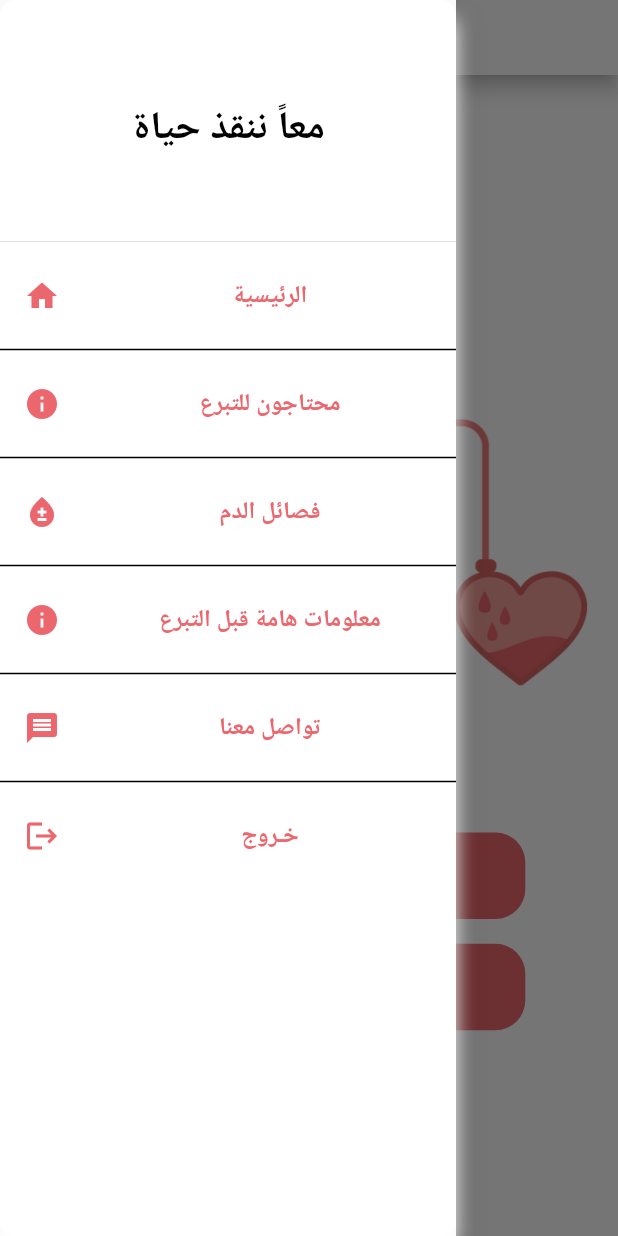
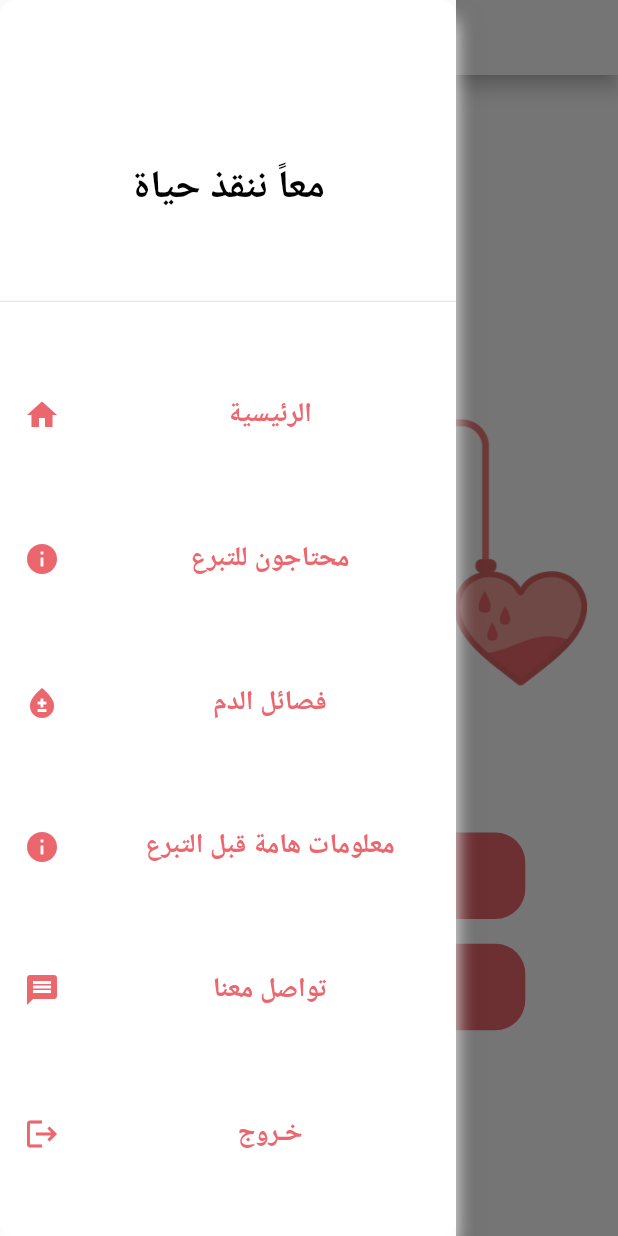
Before and after one commit to Moaaz-Mohammed/Blood-Donation-App, a Flutter app: the screen it shows after launch, with the side drawer open, on a phone screen of 412 x 824 dp. Run offline on Flutter 3.47's test engine with Material 2 defaults, Android fonts, the phone set to English and light mode, and no system bars; our stand-ins replace bloc, cached_network_image, cloud_firestore, firebase_core, flutter_bloc, hexcolor; accounts and stored records are empty.

Commit message:
edit app structure

```diff
--- a/lib/Screens/Need_Donation.dart
+++ b/lib/Screens/Need_Donation.dart
@@ -128,7 +128,6 @@ class _Need_DonationState extends State<Need_Donation> {
                                       ],
                                     ),
                                     SizedBox(height: 5,),
-
                                   ],
                                 ),
                               ),
--- a/lib/Widgets/Drawer.dart
+++ b/lib/Widgets/Drawer.dart
@@ -31,9 +31,10 @@ class CustomDrawer extends StatelessWidget {
             ]
         ),
 
-        child: ListView(
-          scrollDirection: Axis.vertical,
-          padding: EdgeInsets.zero,
+        child: Column(
+          // scrollDirection: Axis.vertical,
+          // padding: EdgeInsets.zero,
+          mainAxisAlignment: MainAxisAlignment.spaceEvenly,
           children: [
             DrawerHeader(child: Center(child: Text('معاً ننقذ حياة',style: TextStyle(fontSize: 26)))),
             ListTile(
@@ -48,7 +49,6 @@ class CustomDrawer extends StatelessWidget {
                 navigateTo(context, home_page());
               },
             ),
-            Divider(thickness: 1, color: Colors.black),
             //Patients
             ListTile(
               leading: Icon(Icons.info,color: Constants.redColor),
@@ -62,7 +62,6 @@ class CustomDrawer extends StatelessWidget {
                 navigateTo(context,Need_Donation());
               },
             ),
-            Divider(thickness: 1, color: Colors.black),
             //BloodType Info.
             ListTile(
               leading: Icon(Icons.bloodtype,color: Constants.redColor,),
@@ -76,7 +75,6 @@ class CustomDrawer extends StatelessWidget {
                 Navigator.of(context).push(MaterialPageRoute(builder: (BuildContext context)=>BloodTypes()));
               },
             ),
-            Divider(thickness: 1, color: Colors.black),
             //Info before donation
             ListTile(
               leading: Icon(Icons.info,color: Constants.redColor),
@@ -90,7 +88,6 @@ class CustomDrawer extends StatelessWidget {
                 navigateTo(context, Blood_Donation_Benf());
               },
             ),
-            Divider(thickness: 1, color: Colors.black),
             //Mail
             ListTile(
               leading: Icon(Icons.message,color: Constants.redColor),
@@ -104,7 +101,6 @@ class CustomDrawer extends StatelessWidget {
                 navigateTo(context, Mail());
               },
             ),
-            Divider(thickness: 1, color: Colors.black),
             //Exit App
             ListTile(
               leading: Icon(Icons.logout,color: Constants.redColor),
--- a/lib/shared/components.dart
+++ b/lib/shared/components.dart
@@ -15,7 +15,7 @@ Widget TitleText({@required String? text}) => Text(
 
 Widget defaultText({@required String? text,}) => Text(
       text!,
-      style: TextStyle(fontSize: 16, fontWeight: FontWeight.bold,color: Constants.redColor),
+      style: TextStyle(fontSize: 18, fontWeight: FontWeight.bold,color: Constants.redColor),
     );
 
 Widget dText({@required String? text,}) => Text(text!,style: TextStyle(fontSize: 18,fontWeight: FontWeight.bold),);
```
